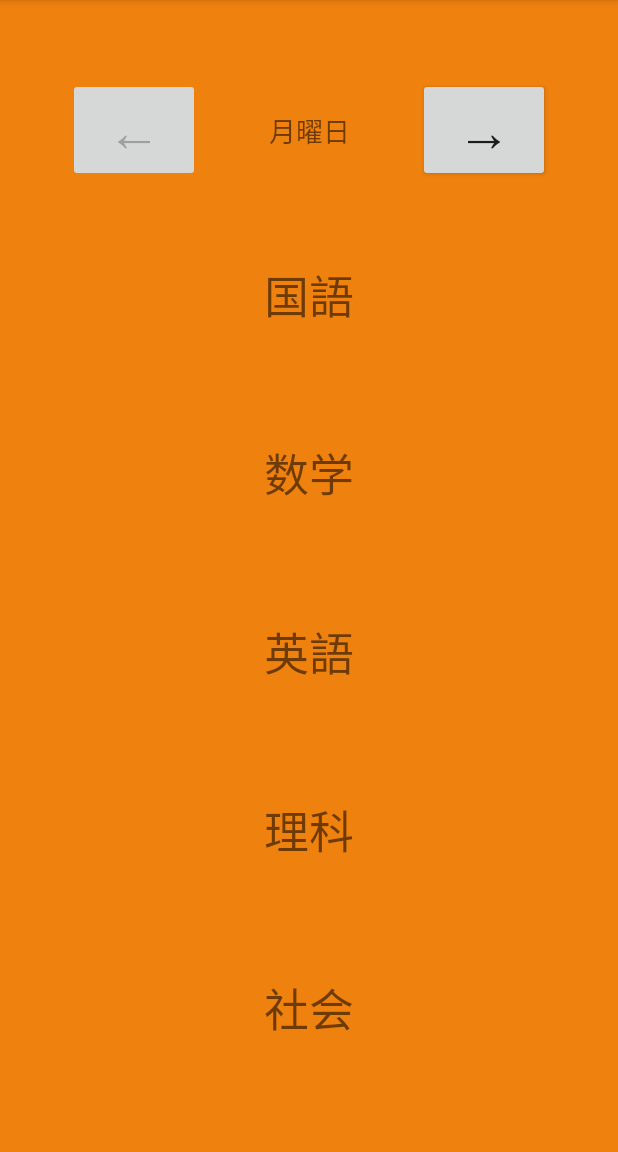
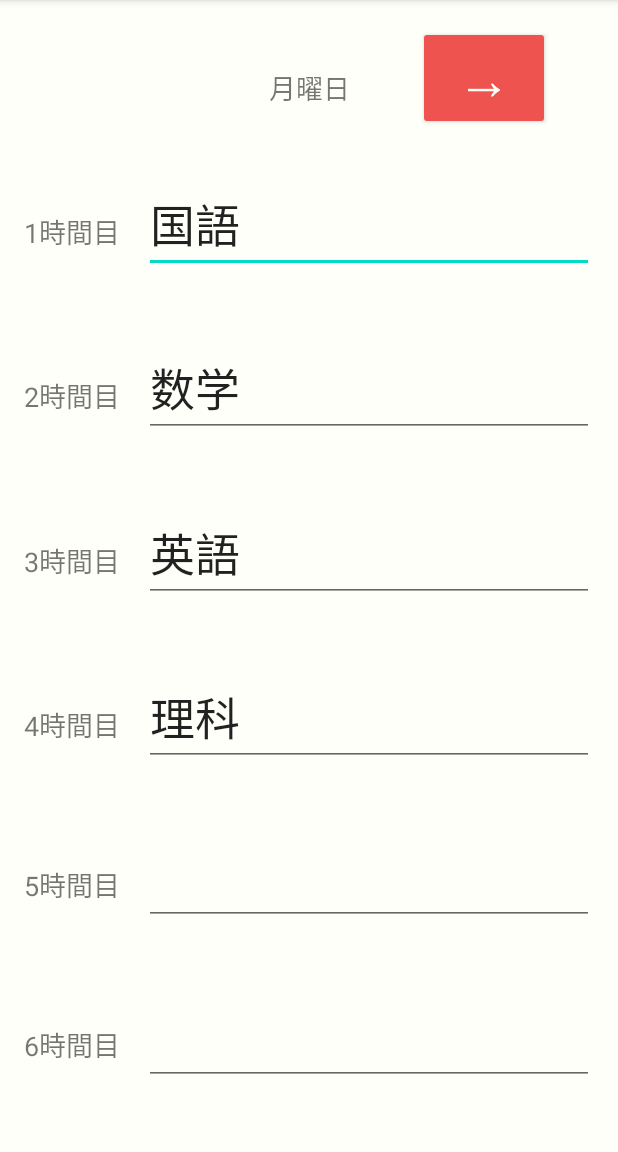
Before and after one commit to Kaito-Dogi/20aut_ikebukuro_TimetableSample, an Android app: the screen it shows after launch (MainActivity), on a phone screen of 412 x 824 dp, the part 84-1236 px from its top. Run offline under Robolectric (Android 15) with nearby library versions, the phone set to English and light mode, and no system bars.

Commit message:
EditText実装。

```diff
--- a/app/src/main/java/app/doggy/timetablesample/MainActivity.kt
+++ b/app/src/main/java/app/doggy/timetablesample/MainActivity.kt
@@ -4,6 +4,8 @@ import android.content.res.ColorStateList
 import android.graphics.Color
 import androidx.appcompat.app.AppCompatActivity
 import android.os.Bundle
+import android.view.View
+import androidx.core.view.isVisible
 import kotlinx.android.synthetic.main.activity_main.*
 
 class MainActivity : AppCompatActivity() {
@@ -16,21 +18,21 @@ class MainActivity : AppCompatActivity() {
 
     //背景色のリスト。
     val backgroundList: List<Int> = listOf(
-        Color.parseColor("#EF810F"),
-        Color.parseColor("#CB4042"),
-        Color.parseColor("#ACDBDA"),
-        Color.parseColor("#4D8169"),
-        Color.parseColor("#EFBF3D"),
-        Color.parseColor("#B1643B"))
+        Color.parseColor("#ffa726"),
+        Color.parseColor("#ef5350"),
+        Color.parseColor("#29b6f6"),
+        Color.parseColor("#66bb6a"),
+        Color.parseColor("#ffeb3b"),
+        Color.parseColor("#8d6e63"))
 
     //授業のリスト。
     var classList: MutableList<MutableList<String>> = mutableListOf(
-        mutableListOf("国語", "数学", "英語", "理科", "社会"),
-        mutableListOf("数学", "英語", "理科", "社会", "国語"),
-        mutableListOf("英語", "理科", "社会", "国語", "数学"),
-        mutableListOf("理科", "社会", "国語", "数学", "英語"),
-        mutableListOf("社会", "国語", "数学", "英語", "理科"),
-        mutableListOf("家庭科", "技術", "音楽", "美術", "総合"))
+        mutableListOf("国語", "数学", "英語", "理科", "", ""),
+        mutableListOf("数学", "英語", "理科", "社会", "国語", ""),
+        mutableListOf("英語", "理科", "社会", "国語", "", ""),
+        mutableListOf("理科", "社会", "国語", "数学", "英語", ""),
+        mutableListOf("社会", "国語", "数学", "英語", "", ""),
+        mutableListOf("家庭科", "技術", "音楽", "美術", "総合", ""))
 
     override fun onCreate(savedInstanceState: Bundle?) {
         super.onCreate(savedInstanceState)
@@ -42,6 +44,7 @@ class MainActivity : AppCompatActivity() {
         //月曜日の時、戻るボタンを押せなくする。
         if (dayNum == 0) {
             prevButton.isEnabled = false
+            prevButton.visibility = View.INVISIBLE
         }
 
         //進むボタンをクリックした時の処理。
@@ -51,16 +54,21 @@ class MainActivity : AppCompatActivity() {
 
             //戻るボタンを押せるようにする。
             prevButton.isEnabled = true
-
-            //背景色を設定。
-            background.backgroundTintList = ColorStateList.valueOf(backgroundList[dayNum])
+            prevButton.visibility = View.VISIBLE
 
             //時間割を表示する。
             display(dayNum, classList[dayNum])
 
+            //ボタンの背景色を設定。
+            prevButton.backgroundTintList = ColorStateList.valueOf(backgroundList[dayNum-1])
+            if (dayNum != 5) {
+                nextButton.backgroundTintList = ColorStateList.valueOf(backgroundList[dayNum+1])
+            }
+
             //土曜日の時、進むボタンを押せないようにする。
             if (dayNum == 5) {
                 nextButton.isEnabled = false
+                nextButton.visibility = View.INVISIBLE
             }
         }
 
@@ -71,16 +79,21 @@ class MainActivity : AppCompatActivity() {
 
             //進むボタンを押せるようにする。
             nextButton.isEnabled = true
-
-            //背景色を設定。
-            background.backgroundTintList = ColorStateList.valueOf(backgroundList[dayNum])
+            nextButton.visibility = View.VISIBLE
 
             //時間割を表示する。
             display(dayNum, classList[dayNum])
 
+            //ボタンの背景色を設定。
+            nextButton.backgroundTintList = ColorStateList.valueOf(backgroundList[dayNum+1])
+            if (dayNum != 0) {
+                prevButton.backgroundTintList = ColorStateList.valueOf(backgroundList[dayNum-1])
+            }
+
             //月曜日の時、戻るボタンを押せなくする。
             if (dayNum == 0) {
                 prevButton.isEnabled = false
+                prevButton.visibility = View.INVISIBLE
             }
         }
     }
@@ -88,11 +101,12 @@ class MainActivity : AppCompatActivity() {
     //時間割を表示する。
     fun display(dayNum: Int, classList: MutableList<String>){
         dayTextView.text = dayList[dayNum]
-        classTextView1.text = classList[0]
-        classTextView2.text = classList[1]
-        classTextView3.text = classList[2]
-        classTextView4.text = classList[3]
-        classTextView5.text = classList[4]
+        classTextView1.setText(classList[0])
+        classTextView2.setText(classList[1])
+        classTextView3.setText(classList[2])
+        classTextView4.setText(classList[3])
+        classTextView5.setText(classList[4])
+        classTextView6.setText(classList[5])
     }
 
 
--- a/app/src/main/res/layout/activity_main.xml
+++ b/app/src/main/res/layout/activity_main.xml
@@ -2,10 +2,9 @@
 <androidx.constraintlayout.widget.ConstraintLayout xmlns:android="http://schemas.android.com/apk/res/android"
     xmlns:app="http://schemas.android.com/apk/res-auto"
     xmlns:tools="http://schemas.android.com/tools"
-    android:id="@+id/background"
     android:layout_width="match_parent"
     android:layout_height="match_parent"
-    android:background="#EF810F"
+    android:background="@color/viewColorBackground"
     tools:context=".MainActivity">
 
     <TextView
@@ -19,80 +18,165 @@
         app:layout_constraintStart_toEndOf="@+id/prevButton"
         app:layout_constraintTop_toTopOf="parent" />
 
-    <TextView
+    <EditText
         android:id="@+id/classTextView1"
-        android:layout_width="wrap_content"
+        android:layout_width="0dp"
         android:layout_height="wrap_content"
+        android:layout_marginRight="16dp"
         android:text="TextView"
         android:textSize="30sp"
         app:layout_constraintBottom_toTopOf="@+id/classTextView2"
         app:layout_constraintEnd_toEndOf="parent"
-        app:layout_constraintStart_toStartOf="parent"
+        app:layout_constraintStart_toEndOf="@+id/textView2"
         app:layout_constraintTop_toBottomOf="@+id/dayTextView" />
 
-    <TextView
+    <EditText
         android:id="@+id/classTextView2"
-        android:layout_width="wrap_content"
+        android:layout_width="0dp"
         android:layout_height="wrap_content"
+        android:layout_marginRight="16dp"
         android:text="TextView"
         android:textSize="30sp"
         app:layout_constraintBottom_toTopOf="@+id/classTextView3"
         app:layout_constraintEnd_toEndOf="parent"
-        app:layout_constraintStart_toStartOf="parent"
+        app:layout_constraintStart_toEndOf="@+id/textView3"
         app:layout_constraintTop_toBottomOf="@+id/classTextView1" />
 
-    <TextView
+    <EditText
         android:id="@+id/classTextView3"
-        android:layout_width="wrap_content"
+        android:layout_width="0dp"
         android:layout_height="wrap_content"
+        android:layout_marginRight="16dp"
         android:text="TextView"
         android:textSize="30sp"
         app:layout_constraintBottom_toTopOf="@+id/classTextView4"
         app:layout_constraintEnd_toEndOf="parent"
-        app:layout_constraintStart_toStartOf="parent"
+        app:layout_constraintStart_toEndOf="@+id/textView4"
         app:layout_constraintTop_toBottomOf="@+id/classTextView2" />
 
-    <TextView
+    <EditText
         android:id="@+id/classTextView4"
-        android:layout_width="wrap_content"
+        android:layout_width="0dp"
         android:layout_height="wrap_content"
+        android:layout_marginRight="16dp"
         android:text="TextView"
         android:textSize="30sp"
         app:layout_constraintBottom_toTopOf="@+id/classTextView5"
         app:layout_constraintEnd_toEndOf="parent"
-        app:layout_constraintStart_toStartOf="parent"
+        app:layout_constraintStart_toEndOf="@+id/textView5"
         app:layout_constraintTop_toBottomOf="@+id/classTextView3" />
 
-    <TextView
+    <EditText
         android:id="@+id/classTextView5"
-        android:layout_width="wrap_content"
+        android:layout_width="0dp"
         android:layout_height="wrap_content"
+        android:layout_marginRight="16dp"
+        android:text="TextView"
+        android:textSize="30sp"
+        app:layout_constraintBottom_toTopOf="@+id/classTextView6"
+        app:layout_constraintEnd_toEndOf="parent"
+        app:layout_constraintStart_toEndOf="@+id/textView6"
+        app:layout_constraintTop_toBottomOf="@+id/classTextView4" />
+
+    <EditText
+        android:id="@+id/classTextView6"
+        android:layout_width="0dp"
+        android:layout_height="wrap_content"
+        android:layout_marginRight="16dp"
         android:text="TextView"
         android:textSize="30sp"
         app:layout_constraintBottom_toBottomOf="parent"
         app:layout_constraintEnd_toEndOf="parent"
-        app:layout_constraintStart_toStartOf="parent"
-        app:layout_constraintTop_toBottomOf="@+id/classTextView4" />
+        app:layout_constraintStart_toEndOf="@+id/textView7"
+        app:layout_constraintTop_toBottomOf="@+id/classTextView5" />
 
     <Button
         android:id="@+id/nextButton"
         android:layout_width="wrap_content"
         android:layout_height="wrap_content"
-        android:layout_marginTop="52dp"
+        android:backgroundTint="#ef5350"
         android:text="→"
+        android:textColor="@color/viewColorBackground"
         android:textSize="36sp"
+        app:layout_constraintBaseline_toBaselineOf="@+id/dayTextView"
         app:layout_constraintEnd_toEndOf="parent"
-        app:layout_constraintStart_toEndOf="@+id/dayTextView"
-        app:layout_constraintTop_toTopOf="parent" />
+        app:layout_constraintStart_toEndOf="@+id/dayTextView" />
 
     <Button
         android:id="@+id/prevButton"
         android:layout_width="wrap_content"
         android:layout_height="wrap_content"
-        android:layout_marginTop="52dp"
+        android:backgroundTint="#8d6e63"
         android:text="←"
+        android:textColor="@color/viewColorBackground"
         android:textSize="36sp"
+        app:layout_constraintBaseline_toBaselineOf="@+id/dayTextView"
         app:layout_constraintEnd_toStartOf="@+id/dayTextView"
-        app:layout_constraintStart_toStartOf="parent"
-        app:layout_constraintTop_toTopOf="parent" />
+        app:layout_constraintStart_toStartOf="parent" />
+
+    <TextView
+        android:id="@+id/textView2"
+        android:layout_width="wrap_content"
+        android:layout_height="wrap_content"
+        android:layout_margin="16dp"
+        android:text="1時間目"
+        android:textSize="18sp"
+        app:layout_constraintBaseline_toBaselineOf="@+id/classTextView1"
+        app:layout_constraintEnd_toStartOf="@+id/classTextView1"
+        app:layout_constraintStart_toStartOf="parent" />
+
+    <TextView
+        android:id="@+id/textView3"
+        android:layout_width="wrap_content"
+        android:layout_height="wrap_content"
+        android:layout_margin="16dp"
+        android:text="2時間目"
+        android:textSize="18sp"
+        app:layout_constraintBaseline_toBaselineOf="@+id/classTextView2"
+        app:layout_constraintEnd_toStartOf="@+id/classTextView2"
+        app:layout_constraintStart_toStartOf="parent" />
+
+    <TextView
+        android:id="@+id/textView4"
+        android:layout_width="wrap_content"
+        android:layout_height="wrap_content"
+        android:layout_margin="16dp"
+        android:text="3時間目"
+        android:textSize="18sp"
+        app:layout_constraintBaseline_toBaselineOf="@+id/classTextView3"
+        app:layout_constraintEnd_toStartOf="@+id/classTextView3"
+        app:layout_constraintStart_toStartOf="parent" />
+
+    <TextView
+        android:id="@+id/textView5"
+        android:layout_width="wrap_content"
+        android:layout_height="wrap_content"
+        android:layout_margin="16dp"
+        android:text="4時間目"
+        android:textSize="18sp"
+        app:layout_constraintBaseline_toBaselineOf="@+id/classTextView4"
+        app:layout_constraintEnd_toStartOf="@+id/classTextView4"
+        app:layout_constraintStart_toStartOf="parent" />
+
+    <TextView
+        android:id="@+id/textView6"
+        android:layout_width="wrap_content"
+        android:layout_height="wrap_content"
+        android:layout_margin="16dp"
+        android:text="5時間目"
+        android:textSize="18sp"
+        app:layout_constraintBaseline_toBaselineOf="@+id/classTextView5"
+        app:layout_constraintEnd_toStartOf="@+id/classTextView5"
+        app:layout_constraintStart_toStartOf="parent" />
+
+    <TextView
+        android:id="@+id/textView7"
+        android:layout_width="wrap_content"
+        android:layout_height="wrap_content"
+        android:layout_margin="16dp"
+        android:text="6時間目"
+        android:textSize="18sp"
+        app:layout_constraintBaseline_toBaselineOf="@+id/classTextView6"
+        app:layout_constraintEnd_toStartOf="@+id/classTextView6"
+        app:layout_constraintStart_toStartOf="parent" />
 </androidx.constraintlayout.widget.ConstraintLayout>
--- a/app/src/main/res/values/colors.xml
+++ b/app/src/main/res/values/colors.xml
@@ -3,4 +3,8 @@
     <color name="colorPrimary">#6200EE</color>
     <color name="colorPrimaryDark">#3700B3</color>
     <color name="colorAccent">#03DAC5</color>
+
+    <color name="viewColorRed">#FF5722</color>
+    <color name="viewColorBlue">#00BCD4</color>
+    <color name="viewColorBackground">#FFFFF9</color>
 </resources>
```
